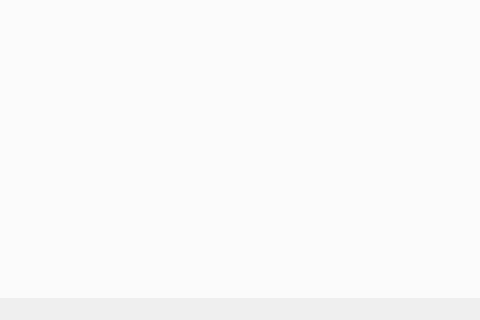
This is maindesktopweadtwindow.ui in Vicken-Ghoubiguian/desktopWeaDTApp as Qt 5 draws it before an edit; both pictures show x 162 to 642 and y 280 to 600 of the 800 by 600 pixel window. The edited form follows.
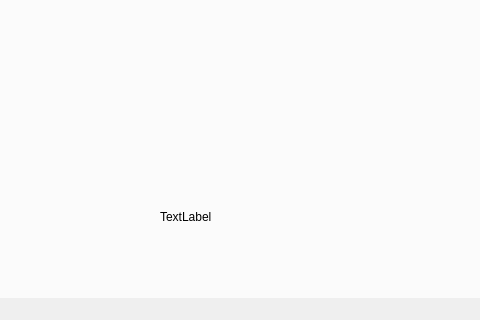
This is the edited form.

What changed in the file:
```diff
--- a/maindesktopweadtwindow.ui
+++ b/maindesktopweadtwindow.ui
@@ -102,6 +102,19 @@
        <string/>
       </property>
      </widget>
+     <widget class="QLabel" name="flagLabel">
+      <property name="geometry">
+       <rect>
+        <x>320</x>
+        <y>405</y>
+        <width>161</width>
+        <height>131</height>
+       </rect>
+      </property>
+      <property name="text">
+       <string>TextLabel</string>
+      </property>
+     </widget>
     </widget>
     <widget class="QWidget" name="weatherTab">
      <attribute name="title">
```
